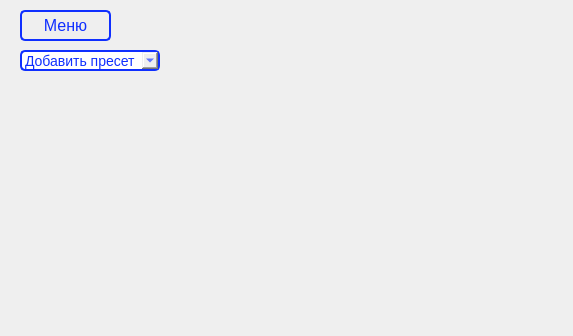
First picture: the form in drum.ui, repository keriber596/drumpad, before the edit.
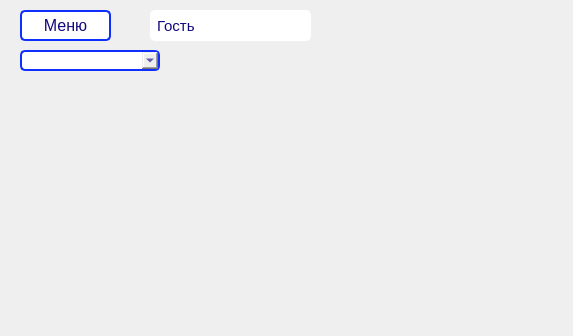
Second picture: the form after the edit.

Commit message: добавлено меню, форма входа пользователя, работает еще один стандартный пресет

Patch:
```diff
--- a/drum.ui
+++ b/drum.ui
@@ -25,13 +25,13 @@
    <property name="styleSheet">
     <string notr="true">outline: none;
     cursor: pointer;
-    background: none;
+    background-color: white;
     transition: .5s;
     font-size: 16px;
     border-radius: 5px;
     font-family: &quot;Lato&quot;,sans-serif;
 border: 2px solid rgb(15, 47, 255);
-  color:  rgb(15, 47, 255);</string>
+  color:  #12087e;</string>
    </property>
    <property name="text">
     <string>Меню</string>
@@ -55,13 +55,28 @@
     border-radius: 5px;
     font-family: &quot;Lato&quot;,sans-serif;
 border: 2px solid rgb(15, 47, 255);
-  color:  rgb(15, 47, 255);</string>
+  color:  #12087e;</string>
    </property>
-   <item>
-    <property name="text">
-     <string>Добавить пресет</string>
-    </property>
-   </item>
+  </widget>
+  <widget class="QLabel" name="label">
+   <property name="geometry">
+    <rect>
+     <x>150</x>
+     <y>10</y>
+     <width>161</width>
+     <height>31</height>
+    </rect>
+   </property>
+   <property name="styleSheet">
+    <string notr="true">color:#12087e;
+background-color:white;
+border-radius:5px;
+font-size:15px;
+padding:3px;</string>
+   </property>
+   <property name="text">
+    <string>Гость</string>
+   </property>
   </widget>
  </widget>
  <resources/>
```
Left out of the diff: 9 changed lines with no effect on the pictures. The commit also changes 724 other files.
